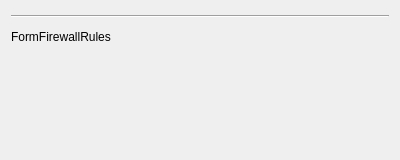
Qt form formfirewallrules.ui (newey499/qiptables) before a commit.
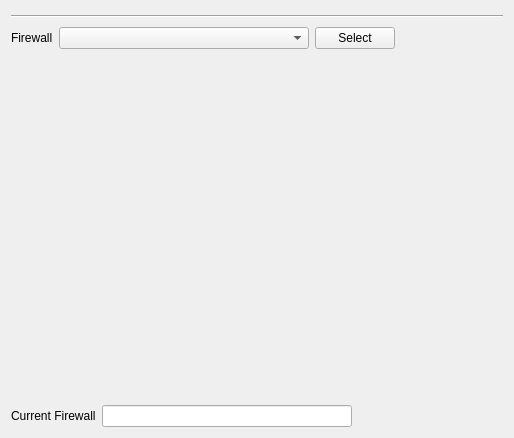
The same form after that commit.

What changed in the file:
```diff
--- a/formfirewallrules.ui
+++ b/formfirewallrules.ui
@@ -6,8 +6,8 @@
    <rect>
     <x>0</x>
     <y>0</y>
-    <width>400</width>
-    <height>160</height>
+    <width>514</width>
+    <height>438</height>
    </rect>
   </property>
   <property name="windowTitle">
@@ -34,11 +34,28 @@
     </widget>
    </item>
    <item>
-    <layout class="QHBoxLayout" name="horizontalLayout">
+    <layout class="QHBoxLayout" name="horizontalLayout_2">
      <item>
       <widget class="QLabel" name="label">
        <property name="text">
-        <string>FormFirewallRules</string>
+        <string>Firewall</string>
+       </property>
+      </widget>
+     </item>
+     <item>
+      <widget class="QComboBox" name="cbxFirewalls">
+       <property name="minimumSize">
+        <size>
+         <width>250</width>
+         <height>0</height>
+        </size>
+       </property>
+      </widget>
+     </item>
+     <item>
+      <widget class="QPushButton" name="btnSelect">
+       <property name="text">
+        <string>Select</string>
        </property>
       </widget>
      </item>
@@ -65,11 +82,45 @@
      <property name="sizeHint" stdset="0">
       <size>
        <width>20</width>
-       <height>109</height>
+       <height>351</height>
       </size>
      </property>
     </spacer>
    </item>
+   <item>
+    <layout class="QHBoxLayout" name="horizontalLayout">
+     <item>
+      <widget class="QLabel" name="label_2">
+       <property name="text">
+        <string>Current Firewall</string>
+       </property>
+      </widget>
+     </item>
+     <item>
+      <widget class="QLineEdit" name="edtCurrentFirewall">
+       <property name="minimumSize">
+        <size>
+         <width>250</width>
+         <height>0</height>
+        </size>
+       </property>
+      </widget>
+     </item>
+     <item>
+      <spacer name="horizontalSpacer_2">
+       <property name="orientation">
+        <enum>Qt::Horizontal</enum>
+       </property>
+       <property name="sizeHint" stdset="0">
+        <size>
+         <width>40</width>
+         <height>20</height>
+        </size>
+       </property>
+      </spacer>
+     </item>
+    </layout>
+   </item>
   </layout>
  </widget>
  <resources/>
```
